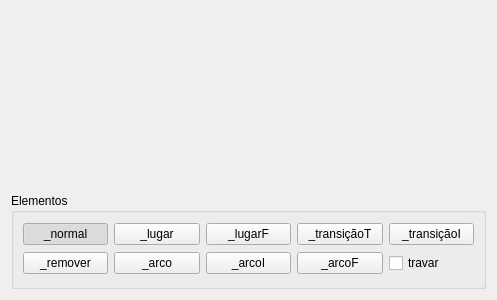
Above: PetriWidget/petridesign.ui from hackerlank/training_project before the change. Below: the same form after it.
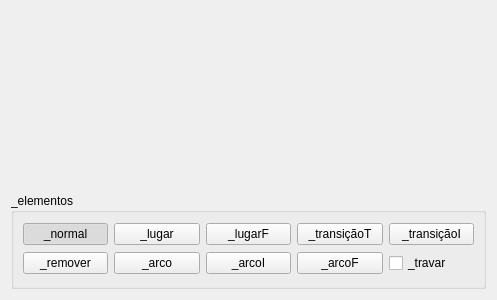
That is the form after the change. Custom widgets are drawn as their Qt base class.

Commit message:
alteração de texto
texto alterado para a forma "_text" indicando que é traduzível.

Patch:
```diff
--- a/PetriWidget/petridesign.ui
+++ b/PetriWidget/petridesign.ui
@@ -32,7 +32,7 @@
       </size>
      </property>
      <property name="title">
-      <string>Elementos</string>
+      <string>_elementos</string>
      </property>
      <property name="flat">
       <bool>true</bool>
@@ -134,7 +134,7 @@
       <item row="1" column="4">
        <widget class="QCheckBox" name="cb_lock">
         <property name="text">
-         <string>travar</string>
+         <string>_travar</string>
         </property>
        </widget>
       </item>
```
